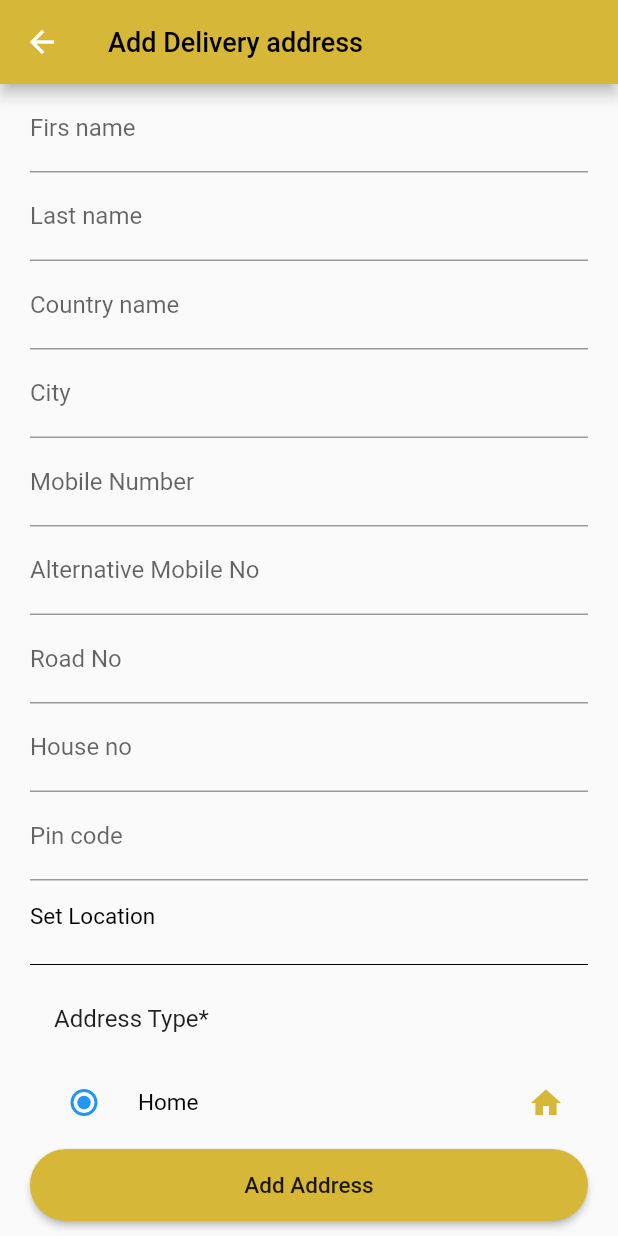
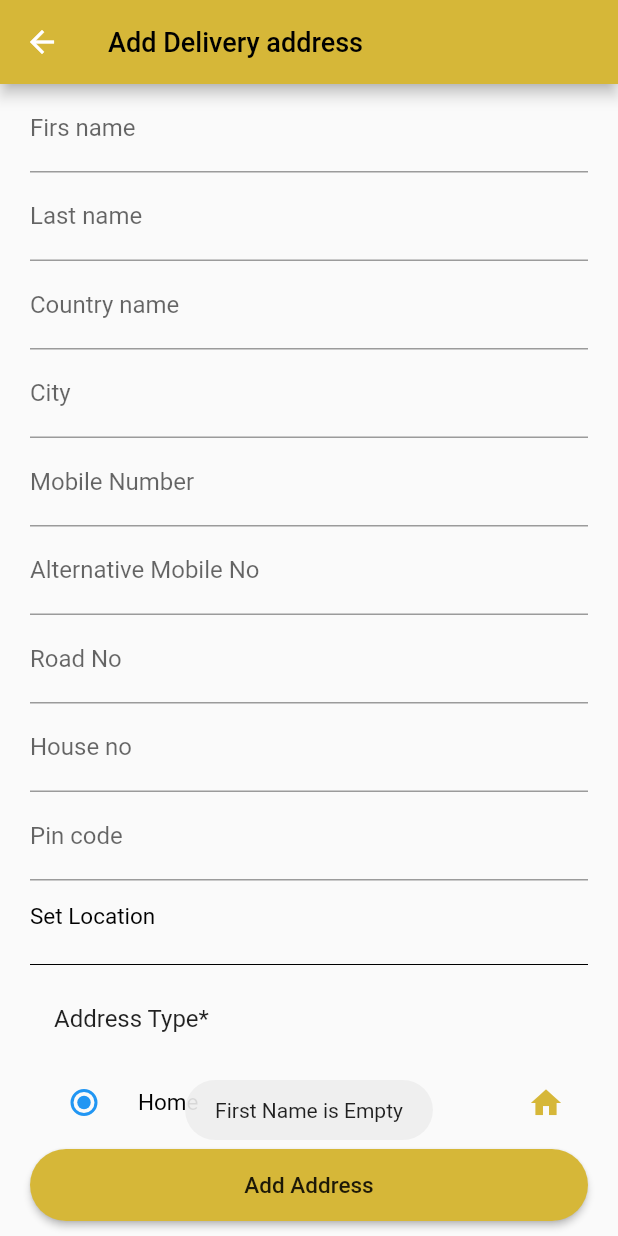
Before and after one commit to RRKawchar/grocery-app, a Flutter app: the AddDeliveryAddress screen opened directly, after a tap on "Add Address", on a phone screen of 412 x 824 dp. Run offline on Flutter 3.47's test engine with Material 2 defaults, Android fonts, the phone set to English and light mode, and no system bars; our stand-ins replace cached_network_image, cloud_firestore, firebase_auth, firebase_core, flutter_signin_button, fluttertoast and 1 more; accounts and stored records are empty; network calls fail.

Commit message:
add delivery address in firestore

```diff
--- a/lib/main.dart
+++ b/lib/main.dart
@@ -1,6 +1,7 @@
 import 'package:firebase_core/firebase_core.dart';
 import 'package:flutter/material.dart';
 import 'package:grocery_app/providers/cart_provider.dart';
+import 'package:grocery_app/providers/check_out_provider.dart';
 import 'package:grocery_app/providers/product_provider.dart';
 import 'package:grocery_app/providers/user_porvider.dart';
 import 'package:grocery_app/providers/wish_list_provider.dart';
@@ -34,6 +35,9 @@ class MyApp extends StatelessWidget {
         ChangeNotifierProvider<WishListProvider>(
           create: (context) => WishListProvider(),
         ),
+        ChangeNotifierProvider<CheckOutProvider>(
+          create: (context) => CheckOutProvider(),
+        ),
       ],
       child: MaterialApp(
         debugShowCheckedModeBanner: false,
--- /dev/null
+++ b/lib/providers/check_out_provider.dart
@@ -0,0 +1,68 @@
+import 'package:cloud_firestore/cloud_firestore.dart';
+import 'package:firebase_auth/firebase_auth.dart';
+import 'package:flutter/cupertino.dart';
+import 'package:fluttertoast/fluttertoast.dart';
+
+class CheckOutProvider with ChangeNotifier {
+  bool isLoading=false;
+  TextEditingController firstName = TextEditingController();
+  TextEditingController lastName = TextEditingController();
+  TextEditingController countryName = TextEditingController();
+  TextEditingController cityName = TextEditingController();
+  TextEditingController mobile = TextEditingController();
+  TextEditingController alMobile = TextEditingController();
+  TextEditingController roadNo = TextEditingController();
+  TextEditingController houseNo = TextEditingController();
+  TextEditingController pinCode = TextEditingController();
+  TextEditingController location = TextEditingController();
+
+  void validator(context,myType) async {
+
+
+    if (firstName.text.isEmpty) {
+      Fluttertoast.showToast(msg: "First Name is Empty");
+    } else if (lastName.text.isEmpty) {
+      Fluttertoast.showToast(msg: 'Last Name is Empty');
+    } else if (countryName.text.isEmpty) {
+      Fluttertoast.showToast(msg: 'Country Name is Empty');
+    } else if (cityName.text.isEmpty) {
+      Fluttertoast.showToast(msg: 'City Name is Empty');
+    } else if (mobile.text.isEmpty) {
+      Fluttertoast.showToast(msg: 'Mobile No  is Empty');
+    } else if (alMobile.text.isEmpty) {
+      Fluttertoast.showToast(msg: 'Alternate Mobile No is Empty');
+    } else if (roadNo.text.isEmpty) {
+      Fluttertoast.showToast(msg: 'Road No is Empty');
+    } else if (houseNo.text.isEmpty) {
+      Fluttertoast.showToast(msg: 'House No is Empty');
+    } else if (pinCode.text.isEmpty) {
+      Fluttertoast.showToast(msg: 'Pin code is Empty');
+    }else {
+      isLoading=true;
+      notifyListeners();
+      await FirebaseFirestore.instance
+          .collection('addDeliveryAddress')
+          .doc(FirebaseAuth.instance.currentUser!.uid)
+          .set({
+          "firstName":firstName.text,
+          "lastName":lastName.text,
+          "countryName":countryName.text,
+          "cityName":cityName.text,
+          "mobile":mobile.text,
+          "alMobile":alMobile.text,
+          "roadNo":roadNo.text,
+          "houseNo":houseNo.text,
+          "picCode":pinCode.text,
+          "location":location.text,
+          "addressType":myType.toString(),
+      }).then((value)async{
+        isLoading=false;
+        notifyListeners();
+        await Fluttertoast.showToast(msg: "Add your delivery address");
+        Navigator.pop(context);
+        notifyListeners();
+      });
+      notifyListeners();
+    }
+  }
+}
--- a/lib/screen/check_out/add_delivery_address/add_delivery_address.dart
+++ b/lib/screen/check_out/add_delivery_address/add_delivery_address.dart
@@ -1,7 +1,9 @@
 import 'package:flutter/material.dart';
+import 'package:grocery_app/providers/check_out_provider.dart';
 import 'package:grocery_app/utility/constants.dart';
 import 'package:grocery_app/widget/custom_text_field.dart';
 import 'package:grocery_app/widget/textWidget.dart';
+import 'package:provider/provider.dart';
 
 class AddDeliveryAddress extends StatefulWidget {
   @override
@@ -16,6 +18,8 @@ class _AddDeliveryAddressState extends State<AddDeliveryAddress> {
   var myType = AddressType.home;
   @override
   Widget build(BuildContext context) {
+    CheckOutProvider checkOutProvider=Provider.of<CheckOutProvider>(context);
+
     return Scaffold(
       appBar: AppBar(
         backgroundColor: primaryColor,
@@ -27,63 +31,65 @@ class _AddDeliveryAddressState extends State<AddDeliveryAddress> {
       bottomNavigationBar: Container(
         margin: const EdgeInsets.symmetric(horizontal: 20, vertical: 10),
         height: 48,
-        child: MaterialButton(
+        child:checkOutProvider.isLoading==false? MaterialButton(
           shape:
               RoundedRectangleBorder(borderRadius: BorderRadius.circular(30)),
-          onPressed: () {},
+          onPressed: () {
+            checkOutProvider.validator(context,myType);
+          },
           color: primaryColor,
           child: TextWidget(
             text: "Add Address",
             color: textColor,
           ),
-        ),
+        ):const Center(child: CircularProgressIndicator(),),
       ),
       body: Padding(
         padding: const EdgeInsets.symmetric(horizontal: 20),
         child: ListView(
           children: [
             CustomTextField(
-              controller: controller,
+              controller: checkOutProvider.firstName,
               labelText: "Firs name",
               keyboardType: TextInputType.text,
             ),
             CustomTextField(
-              controller: controller,
+              controller: checkOutProvider.lastName,
               labelText: "Last name",
               keyboardType: TextInputType.text,
             ),
             CustomTextField(
-              controller: controller,
+              controller: checkOutProvider.countryName,
               labelText: "Country name",
               keyboardType: TextInputType.text,
             ),
             CustomTextField(
-              controller: controller,
+              controller: checkOutProvider.cityName,
               labelText: "City",
               keyboardType: TextInputType.text,
             ),
             CustomTextField(
-              controller: controller,
+              controller: checkOutProvider.mobile,
               labelText: "Mobile Number",
               keyboardType: TextInputType.text,
             ),
             CustomTextField(
-              controller: controller,
+              controller: checkOutProvider.alMobile,
               labelText: "Alternative Mobile No",
               keyboardType: TextInputType.text,
             ),
             CustomTextField(
-              controller: controller,
+              controller: checkOutProvider.roadNo,
               labelText: "Road No",
               keyboardType: TextInputType.text,
             ),
             CustomTextField(
-              controller: controller,
+              controller: checkOutProvider.houseNo,
               labelText: "House no",
               keyboardType: TextInputType.text,
             ),
             CustomTextField(
-              controller: controller,
+              controller: checkOutProvider.pinCode,
               labelText: "Pin code",
               keyboardType: TextInputType.text,
             ),
```
Also changed, not shown: lib/screen/check_out/delevery_details/delivery_details.dart (+8 -1 lines), lib/screen/check_out/payment_summary/order_item.dart (added, +23 -0 lines), lib/screen/check_out/payment_summary/payment_summary.dart (+70 -6 lines).
